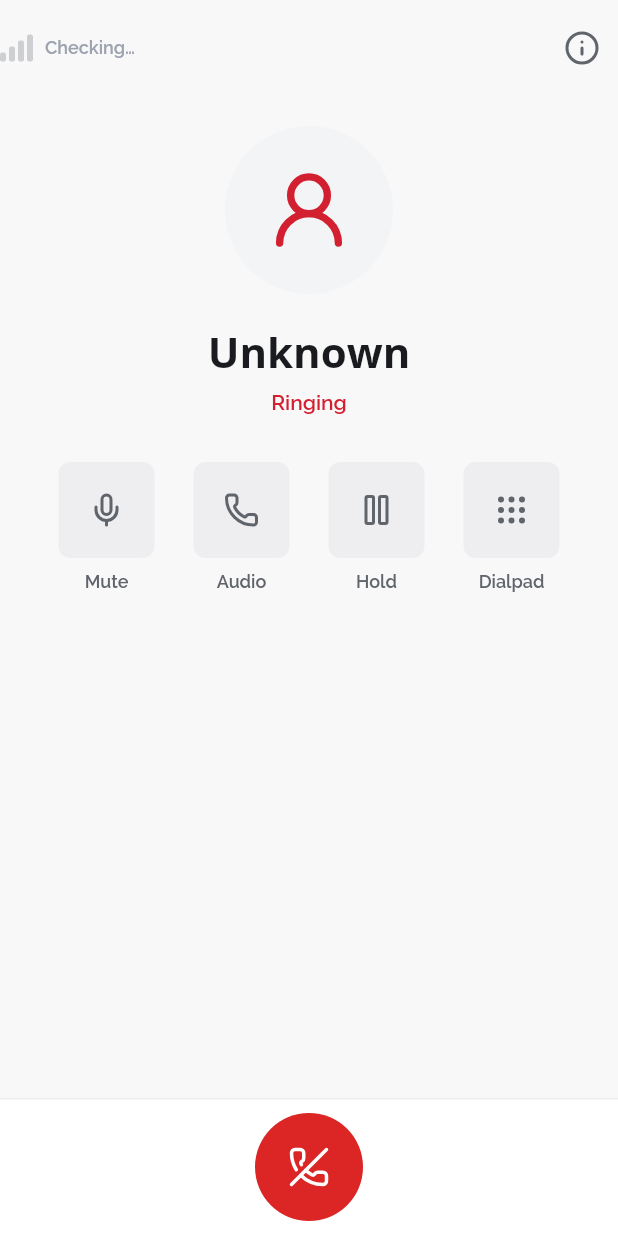
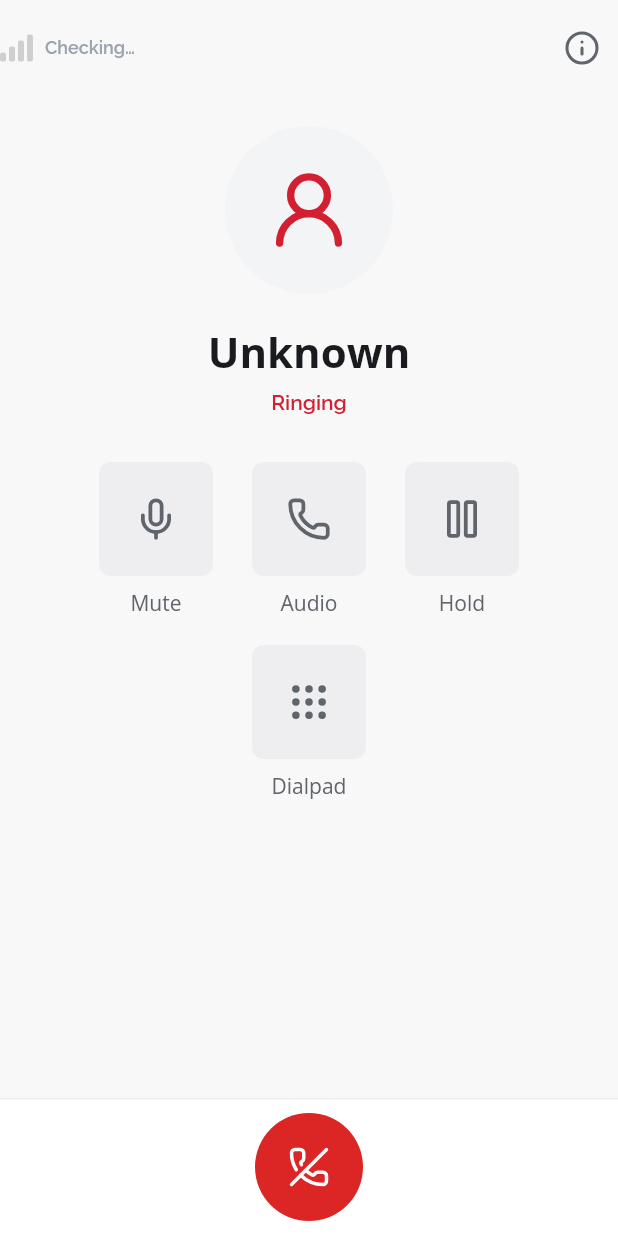
Before and after one commit to thinkswifttech/VoipCloud, a Flutter app: the InCallPanel widget shown alone on an empty page, opened directly with empty values, on a phone screen of 412 x 824 dp. Run offline on Flutter 3.47's test engine with Material 3 defaults, Android fonts, the phone set to English and light mode, and no system bars; our stand-ins replace connectivity_plus, dio, firebase_core, firebase_messaging, flutter_contacts, flutter_riverpod and 5 more; missing offline and left inert: cryptography, desktop_drop, file_selector, mobile_scanner, phone_numbers_parser, zxing2; accounts and stored records are empty.

Commit message:
Restore prominent mobile in-call controls
Keep phone call actions in stable touch-friendly rows while preserving the adaptive desktop layout. Rebuild version 1.0.1+32.

```diff
--- a/lib/features/calls/presentation/in_call_panel.dart
+++ b/lib/features/calls/presentation/in_call_panel.dart
@@ -196,6 +196,7 @@ class _InCallPanelState extends ConsumerState<InCallPanel> {
                   call,
                   identity,
                   displayName,
+                  desktopLayout: acceptsKeyboardInput,
                   heldCall: heldCall,
                   heldIdentity: heldIdentity,
                 ),
@@ -209,6 +210,7 @@ class _InCallPanelState extends ConsumerState<InCallPanel> {
     VoipCall call,
     CallerIdentity identity,
     String displayName, {
+    required bool desktopLayout,
     VoipCall? heldCall,
     CallerIdentity? heldIdentity,
   }) {
@@ -225,6 +227,12 @@ class _InCallPanelState extends ConsumerState<InCallPanel> {
         final veryShort = constraints.maxHeight < 500;
         final narrow = constraints.maxWidth < 380;
         final dense = short || narrow;
+        // A typical phone is narrower than 380 logical pixels, but that alone
+        // should not force call controls down to desktop-compact sizing. Keep
+        // the larger, touch-first controls unless vertical space is genuinely
+        // constrained.
+        final compactActions = desktopLayout ? dense : veryShort;
+        final prominentMobileActions = !desktopLayout && !veryShort;
         final actionGap = dense ? 8.0 : 14.0;
         final transferAvailable =
             ref.watch(sessionControllerProvider).value?.directoryAccess != null;
@@ -234,12 +242,14 @@ class _InCallPanelState extends ConsumerState<InCallPanel> {
             icon: call.isMuted ? AppIcons.muteOff : AppIcons.muteOn,
             label: 'Mute',
             selected: call.isMuted,
-            compact: dense,
+            compact: compactActions,
+            prominent: prominentMobileActions,
             onPressed: () => unawaited(_setMuted(call)),
           ),
           _AudioRouteAction(
             route: call.audioRoute,
-            compact: dense,
+            compact: compactActions,
+            prominent: prominentMobileActions,
             onPressed: () => showAudioRoutePicker(
               context: context,
               ref: ref,
@@ -250,13 +260,15 @@ class _InCallPanelState extends ConsumerState<InCallPanel> {
             icon: AppIcons.hold,
             label: 'Hold',
             selected: call.status == CallStatus.held,
-            compact: dense,
+            compact: compactActions,
+            prominent: prominentMobileActions,
             onPressed: () => unawaited(_toggleHold(context, call)),
           ),
           _CallAction(
             icon: AppIcons.navDialer,
             label: 'Dialpad',
-            compact: dense,
+            compact: compactActions,
+            prominent: prominentMobileActions,
             onPressed: () => setState(() {
               _showKeypad = true;
               _setProximity(false);
@@ -266,7 +278,8 @@ class _InCallPanelState extends ConsumerState<InCallPanel> {
             _CallAction(
               icon: AppIcons.callForward,
               label: 'Transfer',
-              compact: dense,
+              compact: compactActions,
+              prominent: prominentMobileActions,
               onPressed: () {
                 ref.read(callTransferModeProvider.notifier).begin();
                 context.go(RoutePaths.directory);
@@ -364,12 +377,18 @@ class _InCallPanelState extends ConsumerState<InCallPanel> {
                                   ),
                           ),
                           SizedBox(height: veryShort ? 10 : (short ? 16 : 30)),
+                          if (desktopLayout)
                             Wrap(
                               alignment: WrapAlignment.center,
                               runAlignment: WrapAlignment.center,
                               spacing: actionGap,
                               runSpacing: dense ? 10 : 18,
                               children: actions,
+                            )
+                          else
+                            _MobileCallActions(
+                              actions: actions,
+                              compact: compactActions,
                             ),
                           if (!short) const Spacer(),
                         ],
@@ -738,6 +757,45 @@ class _HeldCallCard extends StatelessWidget {
   }
 }
 
+/// Preserves the established phone control layout: three primary actions on
+/// the first row and the remaining actions centered below. Desktop keeps the
+/// adaptive wrap used for resizable windows and concurrent-call cards.
+class _MobileCallActions extends StatelessWidget {
+  const _MobileCallActions({required this.actions, required this.compact});
+
+  final List<Widget> actions;
+  final bool compact;
+
+  @override
+  Widget build(BuildContext context) {
+    final firstRow = actions.take(3).toList(growable: false);
+    final secondRow = actions.skip(3).toList(growable: false);
+    final spacing = compact ? 8.0 : 14.0;
+
+    Widget row(List<Widget> children) => Row(
+      mainAxisSize: MainAxisSize.min,
+      mainAxisAlignment: MainAxisAlignment.center,
+      children: [
+        for (var index = 0; index < children.length; index++) ...[
+          if (index > 0) SizedBox(width: spacing),
+          children[index],
+        ],
+      ],
+    );
+
+    return Column(
+      mainAxisSize: MainAxisSize.min,
+      children: [
+        row(firstRow),
+        if (secondRow.isNotEmpty) ...[
+          SizedBox(height: compact ? 10 : 18),
+          row(secondRow),
+        ],
+      ],
+    );
+  }
+}
+
 class _CallQualityHeader extends StatelessWidget {
   const _CallQualityHeader({
     required this.bars,
@@ -932,6 +990,7 @@ class _CallAction extends StatelessWidget {
     required this.label,
     this.selected = false,
     this.compact = false,
+    this.prominent = false,
     required this.onPressed,
   });
 
@@ -939,21 +998,23 @@ class _CallAction extends StatelessWidget {
   final String label;
   final bool selected;
   final bool compact;
+  final bool prominent;
   final VoidCallback onPressed;
 
   @override
   Widget build(BuildContext context) {
     final theme = Theme.of(context);
 
-    final buttonSize = compact ? 54.0 : 64.0;
+    final buttonSize = compact ? 54.0 : (prominent ? 76.0 : 64.0);
+    final itemWidth = compact ? 66.0 : (prominent ? 88.0 : 76.0);
     return SizedBox(
-      width: compact ? 66 : 76,
+      width: itemWidth,
       child: Column(
         children: [
           IconButton(
             tooltip: label,
             onPressed: onPressed,
-            icon: Icon(icon),
+            icon: Icon(icon, size: prominent ? 30 : null),
             style: IconButton.styleFrom(
               fixedSize: Size.square(buttonSize),
               backgroundColor: selected
@@ -969,7 +1030,11 @@ class _CallAction extends StatelessWidget {
             label,
             maxLines: 1,
             overflow: TextOverflow.ellipsis,
-            style: theme.textTheme.labelMedium?.copyWith(
+            style:
+                (prominent
+                        ? theme.textTheme.bodyMedium
+                        : theme.textTheme.labelMedium)
+                    ?.copyWith(
                       color: theme.colorScheme.onSurfaceVariant,
                       letterSpacing: 0,
                     ),
@@ -989,20 +1054,23 @@ class _AudioRouteAction extends StatelessWidget {
     required this.route,
     required this.onPressed,
     this.compact = false,
+    this.prominent = false,
   });
 
   final AudioOutputRoute route;
   final VoidCallback onPressed;
   final bool compact;
+  final bool prominent;
 
   @override
   Widget build(BuildContext context) {
     if (defaultTargetPlatform == TargetPlatform.iOS) {
       final theme = Theme.of(context);
       final selected = route != AudioOutputRoute.earpiece;
-      final buttonSize = compact ? 54.0 : 64.0;
+      final buttonSize = compact ? 54.0 : (prominent ? 76.0 : 64.0);
+      final itemWidth = compact ? 66.0 : (prominent ? 88.0 : 76.0);
       return SizedBox(
-        width: compact ? 66 : 76,
+        width: itemWidth,
         child: Column(
           children: [
             SizedBox.square(
@@ -1014,7 +1082,10 @@ class _AudioRouteAction extends StatelessWidget {
                     child: IconButton(
                       tooltip: 'Audio',
                       onPressed: () {},
-                      icon: Icon(_audioRouteIcon(route)),
+                      icon: Icon(
+                        _audioRouteIcon(route),
+                        size: prominent ? 30 : null,
+                      ),
                       style: IconButton.styleFrom(
                         fixedSize: Size.square(buttonSize),
                         backgroundColor: selected
@@ -1034,7 +1105,11 @@ class _AudioRouteAction extends StatelessWidget {
             Text(
               'Audio',
               maxLines: 1,
-              style: theme.textTheme.labelMedium?.copyWith(
+              style:
+                  (prominent
+                          ? theme.textTheme.bodyMedium
+                          : theme.textTheme.labelMedium)
+                      ?.copyWith(
                         color: theme.colorScheme.onSurfaceVariant,
                         letterSpacing: 0,
                       ),
@@ -1050,6 +1125,7 @@ class _AudioRouteAction extends StatelessWidget {
       label: 'Audio',
       selected: route != AudioOutputRoute.earpiece,
       compact: compact,
+      prominent: prominent,
       onPressed: onPressed,
     );
   }
```
Lines whose indentation alone changed are shown as unchanged.
